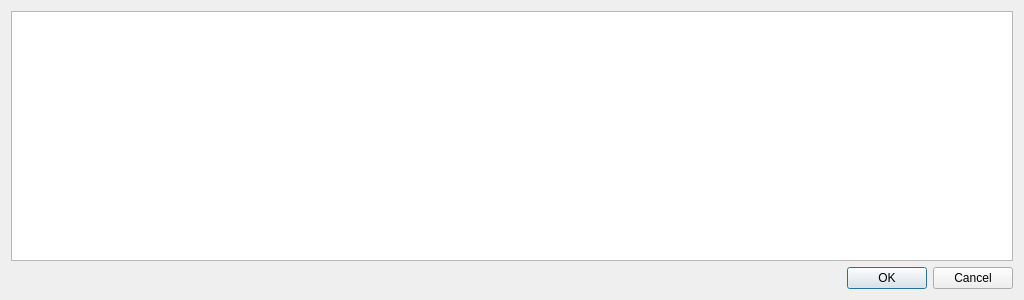
Qt form tafor/ui/taf_send.ui (up1and/tafor) before a commit.
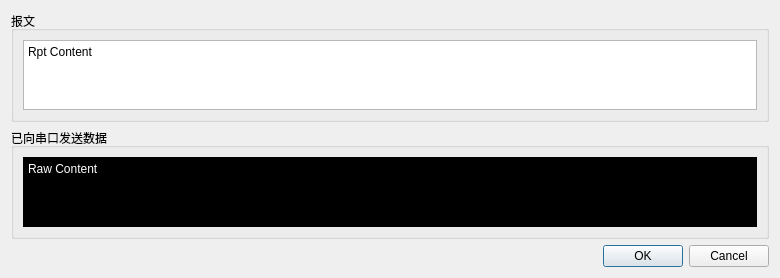
The same form after that commit.

Commit message: 调整 TAF 发送窗口界面

The edit to the form file:
```diff
--- a/tafor/ui/taf_send.ui
+++ b/tafor/ui/taf_send.ui
@@ -6,8 +6,8 @@
    <rect>
     <x>0</x>
     <y>0</y>
-    <width>1024</width>
-    <height>300</height>
+    <width>780</width>
+    <height>259</height>
    </rect>
   </property>
   <property name="windowTitle">
@@ -18,7 +18,51 @@
     <enum>QLayout::SetDefaultConstraint</enum>
    </property>
    <item>
-    <widget class="QTextBrowser" name="message_container"/>
+    <widget class="QGroupBox" name="rpt_group">
+     <property name="title">
+      <string>报文</string>
+     </property>
+     <layout class="QVBoxLayout" name="verticalLayout_2">
+      <item>
+       <widget class="QTextEdit" name="rpt">
+        <property name="html">
+         <string>&lt;!DOCTYPE HTML PUBLIC &quot;-//W3C//DTD HTML 4.0//EN&quot; &quot;http://www.w3.org/TR/REC-html40/strict.dtd&quot;&gt;
+&lt;html&gt;&lt;head&gt;&lt;meta name=&quot;qrichtext&quot; content=&quot;1&quot; /&gt;&lt;style type=&quot;text/css&quot;&gt;
+p, li { white-space: pre-wrap; }
+&lt;/style&gt;&lt;/head&gt;&lt;body style=&quot; font-family:'SimSun'; font-size:9pt; font-weight:400; font-style:normal;&quot;&gt;
+&lt;p style=&quot; margin-top:0px; margin-bottom:0px; margin-left:0px; margin-right:0px; -qt-block-indent:0; text-indent:0px;&quot;&gt;Rpt Content&lt;/p&gt;&lt;/body&gt;&lt;/html&gt;</string>
+        </property>
+        <property name="textInteractionFlags">
+         <set>Qt::TextSelectableByKeyboard|Qt::TextSelectableByMouse</set>
+        </property>
+       </widget>
+      </item>
+     </layout>
+    </widget>
+   </item>
+   <item>
+    <widget class="QGroupBox" name="raw_group">
+     <property name="title">
+      <string>已向串口发送数据</string>
+     </property>
+     <layout class="QVBoxLayout" name="verticalLayout_3">
+      <item>
+       <widget class="QTextEdit" name="raw">
+        <property name="styleSheet">
+         <string notr="true">background-color: rgb(0, 0, 0);
+color: rgb(255, 255, 255);</string>
+        </property>
+        <property name="html">
+         <string>&lt;!DOCTYPE HTML PUBLIC &quot;-//W3C//DTD HTML 4.0//EN&quot; &quot;http://www.w3.org/TR/REC-html40/strict.dtd&quot;&gt;
+&lt;html&gt;&lt;head&gt;&lt;meta name=&quot;qrichtext&quot; content=&quot;1&quot; /&gt;&lt;style type=&quot;text/css&quot;&gt;
+p, li { white-space: pre-wrap; }
+&lt;/style&gt;&lt;/head&gt;&lt;body style=&quot; font-family:'SimSun'; font-size:9pt; font-weight:400; font-style:normal;&quot;&gt;
+&lt;p style=&quot; margin-top:0px; margin-bottom:0px; margin-left:0px; margin-right:0px; -qt-block-indent:0; text-indent:0px;&quot;&gt;Raw Content&lt;/p&gt;&lt;/body&gt;&lt;/html&gt;</string>
+        </property>
+       </widget>
+      </item>
+     </layout>
+    </widget>
    </item>
    <item>
     <widget class="QDialogButtonBox" name="post_box">
```
The commit also changes 5 other files.
